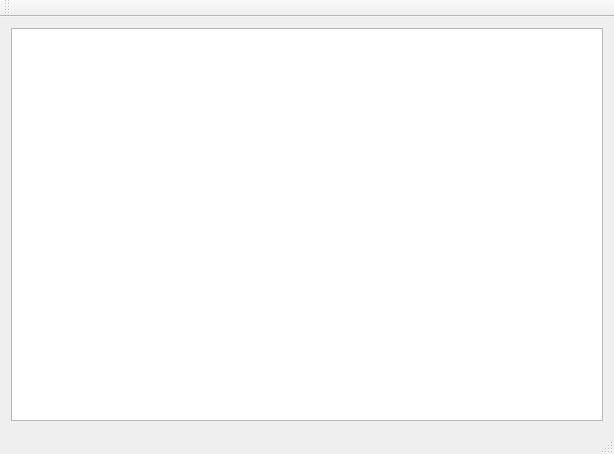
Old version of the form mainwindow.ui in the repository natalisummer95/RopeManager.
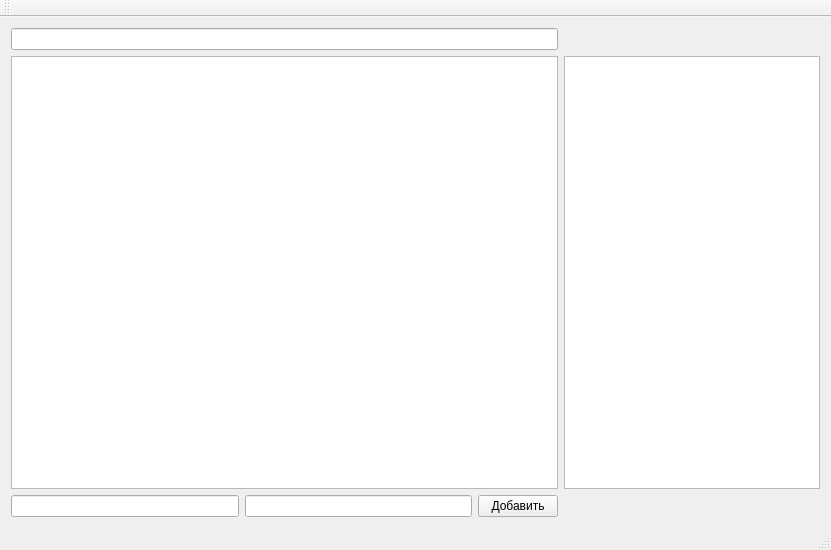
New version of the form.

The edit to the form file:
```diff
--- a/mainwindow.ui
+++ b/mainwindow.ui
@@ -6,8 +6,8 @@
    <rect>
     <x>0</x>
     <y>0</y>
-    <width>614</width>
-    <height>454</height>
+    <width>831</width>
+    <height>550</height>
    </rect>
   </property>
   <property name="windowTitle">
@@ -16,7 +16,30 @@
   <widget class="QWidget" name="centralWidget">
    <layout class="QGridLayout" name="gridLayout_2">
     <item row="0" column="0">
-     <widget class="QTableWidget" name="tableWidget"/>
+     <layout class="QGridLayout" name="gridLayout">
+      <item row="1" column="3" colspan="2">
+       <widget class="QTableWidget" name="tableWidgetSelected"/>
+      </item>
+      <item row="3" column="0">
+       <widget class="QLineEdit" name="lineEditManufacturerName"/>
+      </item>
+      <item row="1" column="0" colspan="3">
+       <widget class="QTableWidget" name="tableWidgetMain"/>
+      </item>
+      <item row="3" column="2">
+       <widget class="QPushButton" name="pushButtonRopeAdd">
+        <property name="text">
+         <string>Добавить</string>
+        </property>
+       </widget>
+      </item>
+      <item row="3" column="1">
+       <widget class="QLineEdit" name="lineEditRopeNumber"/>
+      </item>
+      <item row="0" column="0" colspan="3">
+       <widget class="QLineEdit" name="lineEditSearch"/>
+      </item>
+     </layout>
     </item>
    </layout>
   </widget>
```
Left out of the diff: 4 changed lines with no effect on the pictures.
